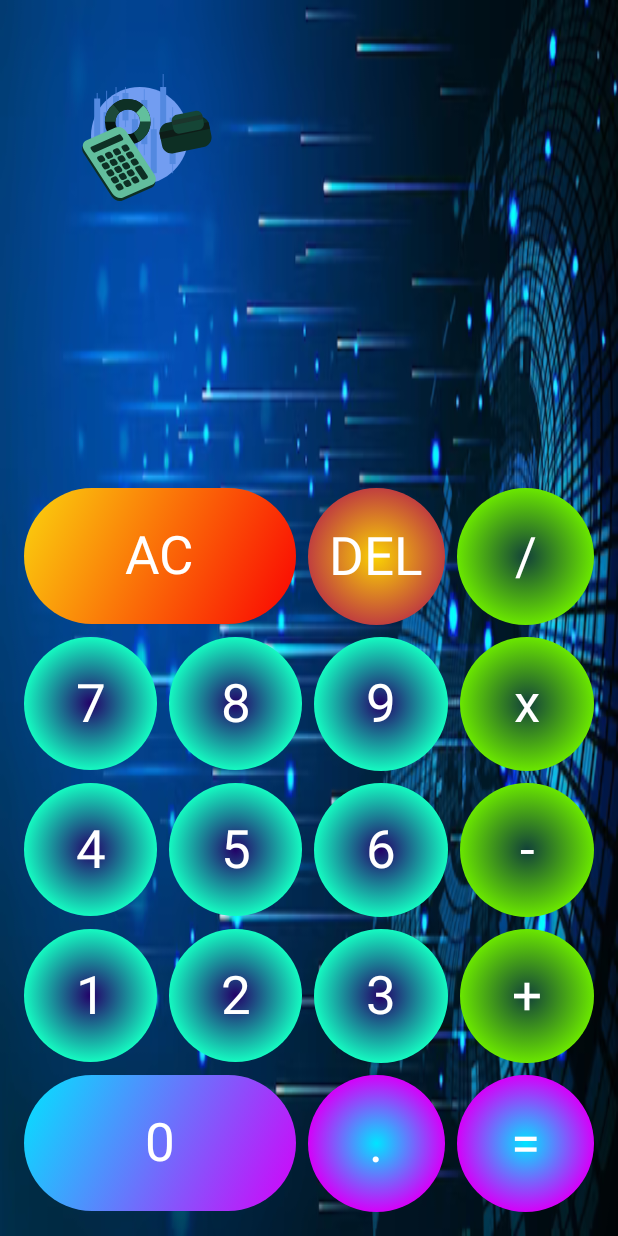
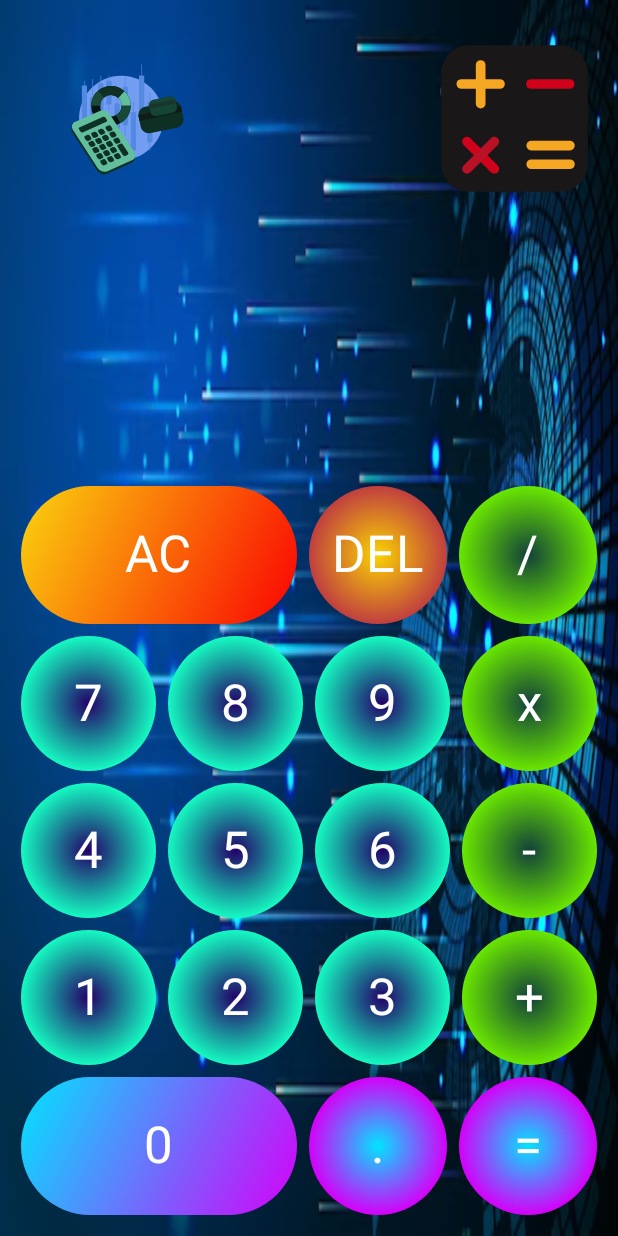
Before and after one commit to RomanAisly/Calculator, an Android app built with Jetpack Compose: the screen it shows after launch (MainActivity), on a phone screen of 412 x 824 dp. Run offline under Robolectric (Android 15) with nearby library versions, the phone set to English and light mode, and no system bars.

```diff
--- a/app/src/main/java/com/example/calculator/Calculator.kt
+++ b/app/src/main/java/com/example/calculator/Calculator.kt
@@ -18,6 +18,7 @@ import androidx.compose.ui.graphics.Brush
 import androidx.compose.ui.graphics.Color
 import androidx.compose.ui.text.font.FontWeight
 import androidx.compose.ui.text.style.TextAlign
+import androidx.compose.ui.tooling.preview.Preview
 import androidx.compose.ui.unit.Dp
 import androidx.compose.ui.unit.dp
 import androidx.compose.ui.unit.sp
@@ -202,14 +203,30 @@ fun Calculator(state: CalculatorState,
     }
 }
 
-
+@Preview
 @Composable
 fun AnimLoad() {
-    Box(modifier = Modifier.size(150.dp), Alignment.TopEnd, propagateMinConstraints = true) {
-        val composition by rememberLottieComposition(LottieCompositionSpec.RawRes(R.raw.animation_lks6lh1g))
-        val progress by animateLottieCompositionAsState(composition,
-            iterations = LottieConstants.IterateForever,
-            isPlaying = true)
-        LottieAnimation(composition = composition, progress = { progress })
+
+    Row(modifier = Modifier.fillMaxWidth(),
+        horizontalArrangement = Arrangement.SpaceBetween,
+        verticalAlignment = Alignment.CenterVertically) {
+
+        Box(modifier = Modifier.size(130.dp)) {
+            val composition by rememberLottieComposition(LottieCompositionSpec.RawRes(R.raw.animation_lks6lh1g))
+            val progress by animateLottieCompositionAsState(composition,
+                iterations = LottieConstants.IterateForever,
+                isPlaying = true)
+            LottieAnimation(composition = composition, progress = { progress })
+        }
+
+        Box(modifier = Modifier.size(110.dp)) {
+            val composition2 by rememberLottieComposition(LottieCompositionSpec.RawRes(R.raw.anim_n2))
+            val progress2 by animateLottieCompositionAsState(composition2,
+                iterations = LottieConstants.IterateForever,
+                isPlaying = true)
+            LottieAnimation(composition = composition2, progress = { progress2 })
+        }
     }
+
+
 }
--- a/app/src/main/java/com/example/calculator/CalculatorButton.kt
+++ b/app/src/main/java/com/example/calculator/CalculatorButton.kt
@@ -19,6 +19,6 @@ fun CalculatorButton(symbol: String, modifier: Modifier, onClick: () -> Unit) {
             .clip(CircleShape)
             .clickable { onClick() }
             .then(modifier)) {
-        Text(text = symbol, fontSize = 35.sp, color = Color.White, fontWeight = FontWeight.Normal)
+        Text(text = symbol, fontSize = 34.sp, color = Color.White, fontWeight = FontWeight.Normal)
     }
 }
--- a/app/src/main/java/com/example/calculator/MainActivity.kt
+++ b/app/src/main/java/com/example/calculator/MainActivity.kt
@@ -31,7 +31,7 @@ class MainActivity : ComponentActivity() {
                     buttonSpacing = buttonSpacing,
                     modifier = Modifier
                         .fillMaxSize()
-                        .padding(16.dp))
+                        .padding(14.dp))
             }
         }
     }
```
